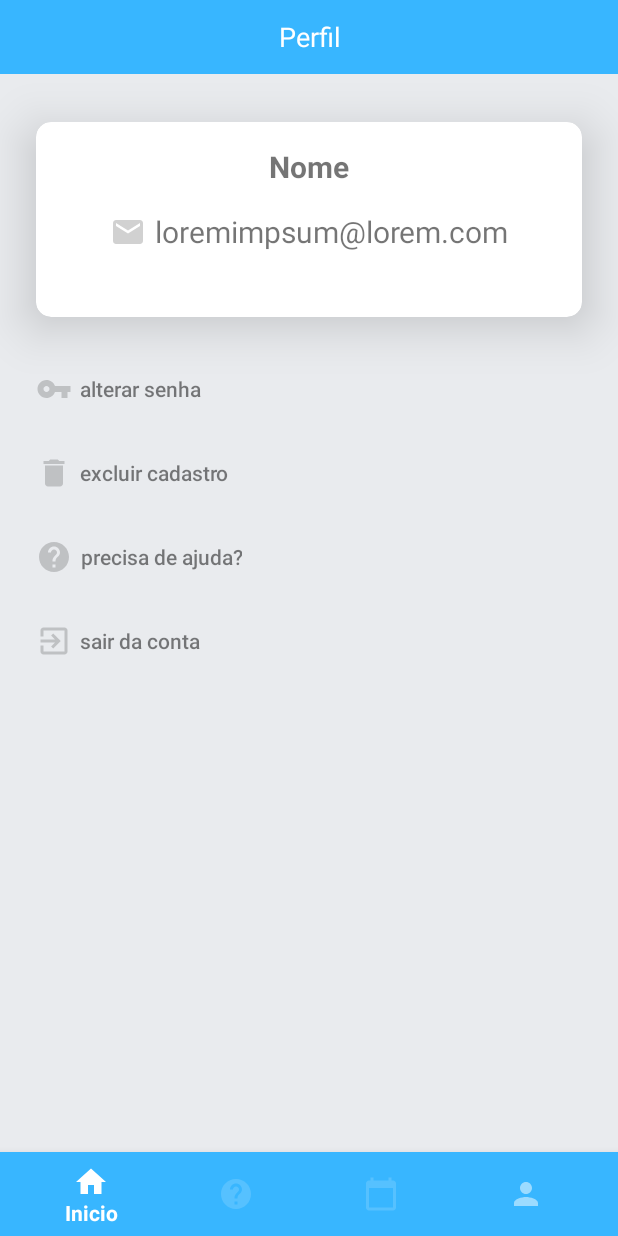
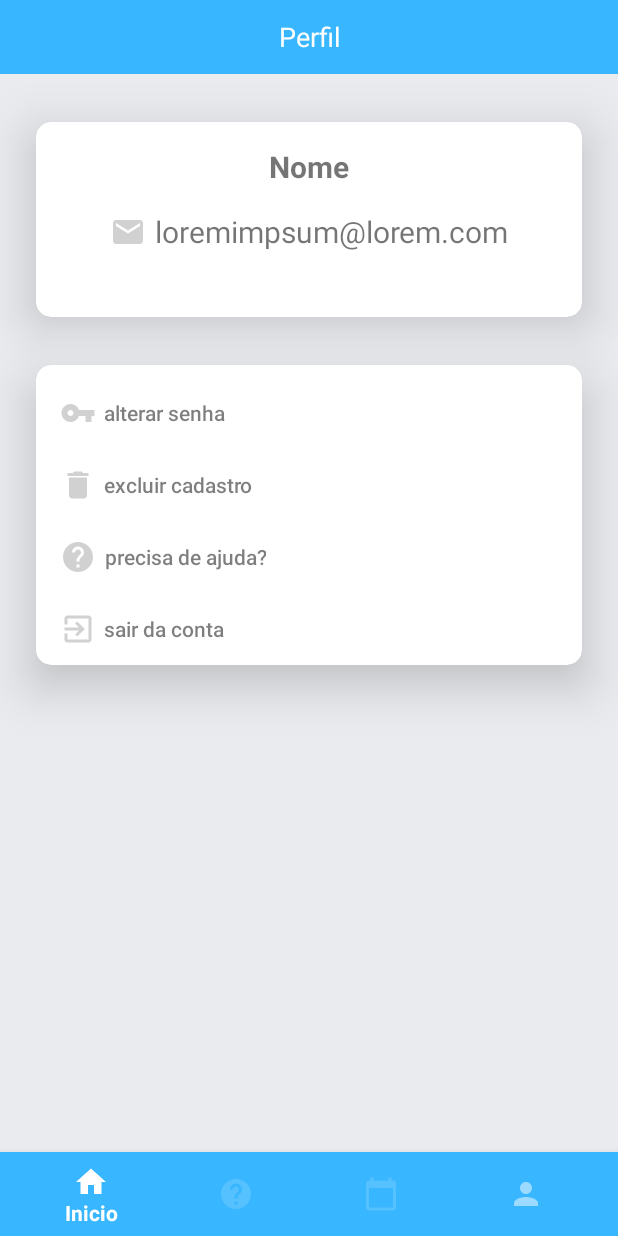
Before and after one commit to cobuci/orgwork, an Android app: the fragment ProfileFragment placed in its activity, on a phone screen of 412 x 824 dp. Run offline under Robolectric (Android 15) with nearby library versions, the phone set to English and light mode, and no system bars; our stand-ins replace Firebase (no records; nobody signed in at launch, a user with empty details on screens opened directly), Picasso, Shimmer; pictures from the network do not load.

Commit message:
Ajustes na Agenda

```diff
--- a/app/build.gradle
+++ b/app/build.gradle
@@ -10,9 +10,10 @@ android {
         applicationId 'com.orgwork.renewed'
         minSdkVersion 23
         targetSdkVersion 29
-        versionName '0.72'
+        versionName '0.74'
 
         testInstrumentationRunner "androidx.test.runner.AndroidJUnitRunner"
+        versionNameSuffix 'beta'
     }
 
     buildTypes {
--- a/app/src/main/java/Activity/Fragment/AgendaFragment.java
+++ b/app/src/main/java/Activity/Fragment/AgendaFragment.java
@@ -252,6 +252,9 @@ public class AgendaFragment extends Fragment {
         databaseReference.child("Agenda").child(user.getUid()).child(key).setValue(agenda).addOnSuccessListener(new OnSuccessListener<Void>() {
             @Override
             public void onSuccess(Void aVoid) {
+                etTituloAddAgenda.setText(null);
+                etDescricaoAgenda.setText(null);
+                etDataAgenda.setText(null);
                 popAddPost.dismiss();
             }
         });
--- a/app/src/main/java/Adapter/BlogAdapter.java
+++ b/app/src/main/java/Adapter/BlogAdapter.java
@@ -44,7 +44,6 @@ public class BlogAdapter extends RecyclerView.Adapter<BlogAdapter.ViewHolder> {
     private Blog todosPosts;
     Dialog popAcessarPost ;
     Button popupAcessar, popupCancelar;
-
 
 
     public BlogAdapter (List<Blog> l, Context c){
--- a/app/src/main/res/layout/fragment_perfil.xml
+++ b/app/src/main/res/layout/fragment_perfil.xml
@@ -13,6 +13,83 @@
         android:layout_width="match_parent"
         android:layout_height="match_parent"
         android:background="#E9EBEE">
+
+        <androidx.cardview.widget.CardView
+            android:layout_width="0dp"
+            android:layout_height="200dp"
+            android:layout_marginStart="24dp"
+            android:layout_marginTop="32dp"
+            android:layout_marginEnd="24dp"
+            android:layout_marginBottom="100dp"
+            app:cardCornerRadius="10dp"
+            app:cardElevation="20dp"
+            app:layout_constraintBottom_toBottomOf="parent"
+            app:layout_constraintEnd_toEndOf="parent"
+            app:layout_constraintStart_toStartOf="parent"
+            app:layout_constraintTop_toBottomOf="@+id/cardView2">
+
+            <androidx.constraintlayout.widget.ConstraintLayout
+                android:layout_width="match_parent"
+                android:layout_height="match_parent">
+
+                <Button
+                    android:id="@+id/btn_MudarSenha"
+                    android:layout_width="wrap_content"
+                    android:layout_height="wrap_content"
+                    android:layout_marginStart="16dp"
+                    android:layout_marginTop="8dp"
+                    android:background="#00FFFFFF"
+                    android:backgroundTint="#00FFFFFF"
+                    android:drawableStart="@drawable/ic_password"
+                    android:drawablePadding="5dp"
+                    android:text="alterar senha"
+                    android:textAllCaps="false"
+                    android:textColor="#85070707"
+                    app:layout_constraintStart_toStartOf="parent"
+                    app:layout_constraintTop_toTopOf="parent" />
+
+                <Button
+                    android:id="@+id/btn_Sair"
+                    android:layout_width="wrap_content"
+                    android:layout_height="wrap_content"
+                    android:background="#00FFFFFF"
+                    android:drawableStart="@drawable/ic_exit"
+                    android:drawablePadding="5dp"
+                    android:text="sair da conta"
+                    android:textAllCaps="false"
+                    android:textColor="#85070707"
+                    app:layout_constraintStart_toStartOf="@+id/btn_Ajuda"
+                    app:layout_constraintTop_toBottomOf="@+id/btn_Ajuda" />
+
+                <Button
+                    android:id="@+id/btn_Ajuda"
+                    android:layout_width="wrap_content"
+                    android:layout_height="wrap_content"
+                    android:background="#00FFFFFF"
+                    android:backgroundTint="#00FFFFFF"
+                    android:drawableStart="@drawable/ic_help"
+                    android:drawablePadding="5dp"
+                    android:text="precisa de ajuda?"
+                    android:textAllCaps="false"
+                    android:textColor="#85070707"
+                    app:layout_constraintStart_toStartOf="@+id/btn_ExcluirConta"
+                    app:layout_constraintTop_toBottomOf="@+id/btn_ExcluirConta" />
+
+                <Button
+                    android:id="@+id/btn_ExcluirConta"
+                    android:layout_width="wrap_content"
+                    android:layout_height="wrap_content"
+                    android:background="#00FFFFFF"
+                    android:backgroundTint="#00FFFFFF"
+                    android:drawableStart="@drawable/ic_delete"
+                    android:drawablePadding="5dp"
+                    android:text="excluir cadastro"
+                    android:textAllCaps="false"
+                    android:textColor="#85070707"
+                    app:layout_constraintStart_toStartOf="@+id/btn_MudarSenha"
+                    app:layout_constraintTop_toBottomOf="@+id/btn_MudarSenha" />
+            </androidx.constraintlayout.widget.ConstraintLayout>
+        </androidx.cardview.widget.CardView>
 
         <LinearLayout
             android:id="@+id/linearLayout"
@@ -35,70 +112,6 @@
         </LinearLayout>
 
 
-        <Button
-            android:id="@+id/btn_MudarSenha"
-            android:layout_width="wrap_content"
-            android:layout_height="wrap_content"
-            android:layout_marginStart="24dp"
-            android:layout_marginTop="24dp"
-            android:background="#00FFFFFF"
-            android:backgroundTint="#00FFFFFF"
-            android:drawableStart="@drawable/ic_password"
-            android:drawablePadding="5dp"
-            android:text="alterar senha"
-            android:textAllCaps="false"
-            android:textColor="#85070707"
-            app:layout_constraintStart_toStartOf="parent"
-            app:layout_constraintTop_toBottomOf="@+id/cardView2" />
-
-        <Button
-            android:id="@+id/btn_ExcluirConta"
-            android:layout_width="wrap_content"
-            android:layout_height="wrap_content"
-            android:layout_marginStart="24dp"
-            android:layout_marginTop="8dp"
-            android:background="#00FFFFFF"
-            android:backgroundTint="#00FFFFFF"
-            android:drawableStart="@drawable/ic_delete"
-            android:drawablePadding="5dp"
-            android:text="excluir cadastro"
-            android:textAllCaps="false"
-            android:textColor="#85070707"
-            app:layout_constraintStart_toStartOf="parent"
-            app:layout_constraintTop_toBottomOf="@+id/btn_MudarSenha" />
-
-
-        <Button
-            android:id="@+id/btn_Ajuda"
-            android:layout_width="wrap_content"
-            android:layout_height="wrap_content"
-            android:layout_marginStart="24dp"
-            android:layout_marginTop="8dp"
-            android:background="#00FFFFFF"
-            android:backgroundTint="#00FFFFFF"
-            android:drawableStart="@drawable/ic_help"
-            android:drawablePadding="5dp"
-            android:text="precisa de ajuda?"
-            android:textAllCaps="false"
-            android:textColor="#85070707"
-            app:layout_constraintStart_toStartOf="parent"
-            app:layout_constraintTop_toBottomOf="@+id/btn_ExcluirConta" />
-
-        <Button
-            android:id="@+id/btn_Sair"
-            android:layout_width="wrap_content"
-            android:layout_height="wrap_content"
-            android:layout_marginStart="24dp"
-            android:layout_marginTop="8dp"
-            android:background="#00FFFFFF"
-            android:drawableStart="@drawable/ic_exit"
-            android:drawablePadding="5dp"
-            android:text="sair da conta"
-            android:textAllCaps="false"
-            android:textColor="#85070707"
-            app:layout_constraintStart_toStartOf="parent"
-            app:layout_constraintTop_toBottomOf="@id/btn_Ajuda" />
-
         <androidx.cardview.widget.CardView
             android:id="@+id/cardView2"
             android:layout_width="0dp"
@@ -109,7 +122,6 @@
             app:cardCornerRadius="10dp"
             app:cardElevation="20dp"
             app:layout_constraintEnd_toEndOf="parent"
-            app:layout_constraintHorizontal_bias="0.0"
             app:layout_constraintStart_toStartOf="parent"
             app:layout_constraintTop_toBottomOf="@+id/linearLayout">
 
--- a/app/src/main/res/layout/popup_add_agenda.xml
+++ b/app/src/main/res/layout/popup_add_agenda.xml
@@ -25,7 +25,7 @@
                 android:elegantTextHeight="false"
                 android:ems="10"
                 android:hint="Descrição"
-                android:inputType="textMultiLine|textImeMultiLine"
+                android:inputType="textMultiLine|textImeMultiLine|textCapSentences"
                 android:linksClickable="false"
                 android:nestedScrollingEnabled="true"
                 android:padding="10dp"
@@ -44,7 +44,7 @@
                 android:drawablePadding="5dp"
                 android:ems="10"
                 android:hint="Titulo"
-                android:inputType="textPersonName"
+                android:inputType="textCapSentences"
                 android:padding="10dp"
                 app:layout_constraintEnd_toEndOf="parent"
                 app:layout_constraintStart_toStartOf="parent"
```
Also changed, not shown: app/src/main/java/Adapter/AgendaAdapter.java (+55 -4 lines).
